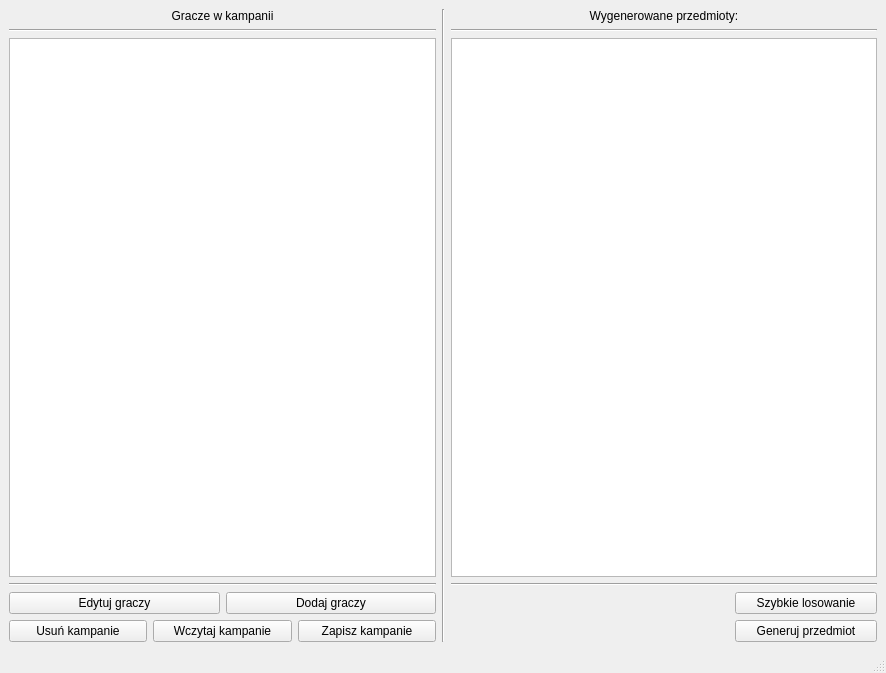
Before: the Qt Designer form gui/mainwindow.ui in FasolowySpioch/faubla-ultima-item-generator, drawn with Qt 5.
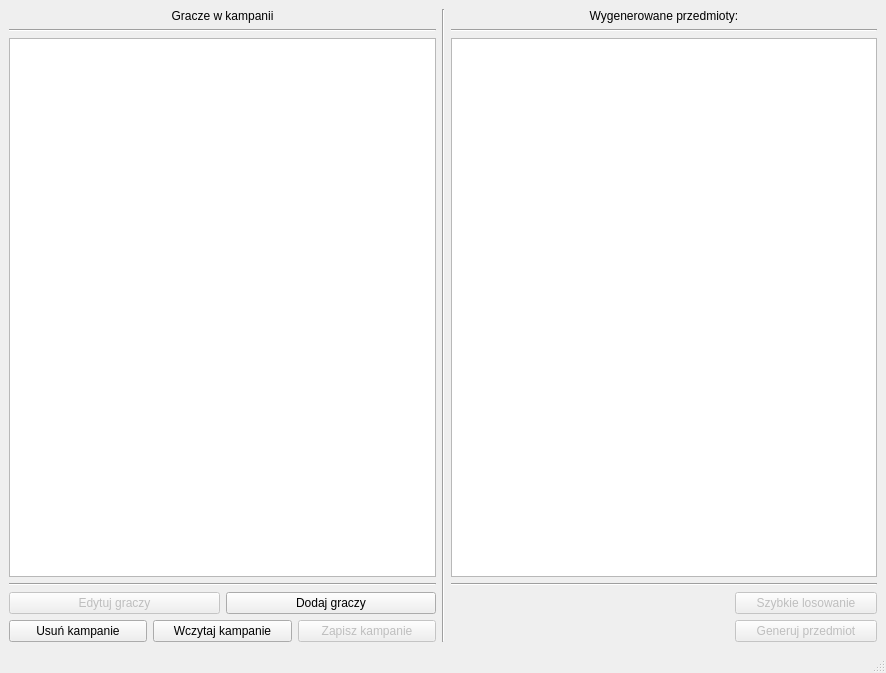
After: the same form once the commit is applied.

Commit message: Child proved main window

```diff
--- a/gui/mainwindow.ui
+++ b/gui/mainwindow.ui
@@ -61,6 +61,9 @@
        <layout class="QGridLayout" name="GridButtonsPlayers">
         <item row="0" column="0">
          <widget class="QPushButton" name="BttnEditPlayers">
+          <property name="enabled">
+           <bool>false</bool>
+          </property>
           <property name="cursor">
            <cursorShape>ArrowCursor</cursorShape>
           </property>
@@ -95,6 +98,9 @@
         </item>
         <item row="0" column="2">
          <widget class="QPushButton" name="BttnSaveCampain">
+          <property name="enabled">
+           <bool>false</bool>
+          </property>
           <property name="cursor">
            <cursorShape>ArrowCursor</cursorShape>
           </property>
@@ -160,6 +166,9 @@
         </item>
         <item row="0" column="1">
          <widget class="QPushButton" name="BttnQuickGenerate">
+          <property name="enabled">
+           <bool>false</bool>
+          </property>
           <property name="cursor">
            <cursorShape>ArrowCursor</cursorShape>
           </property>
@@ -170,6 +179,9 @@
         </item>
         <item row="1" column="1">
          <widget class="QPushButton" name="BttnNormalGenerate">
+          <property name="enabled">
+           <bool>false</bool>
+          </property>
           <property name="cursor">
            <cursorShape>ArrowCursor</cursorShape>
           </property>
```
The commit also changes 4 other files.
